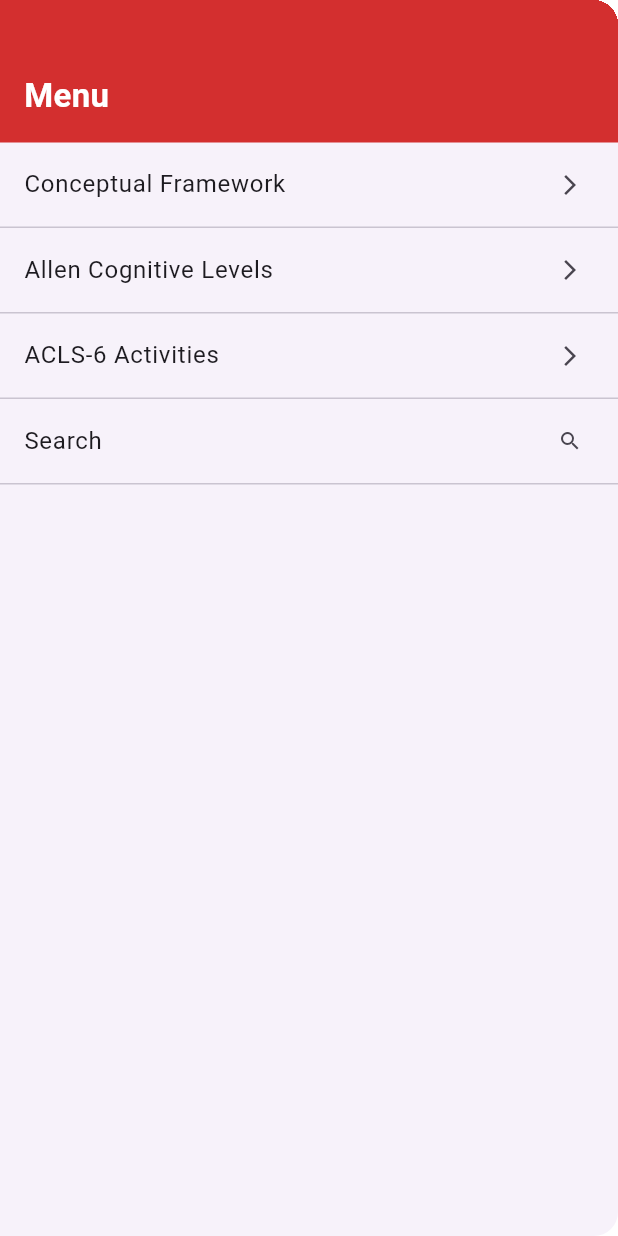
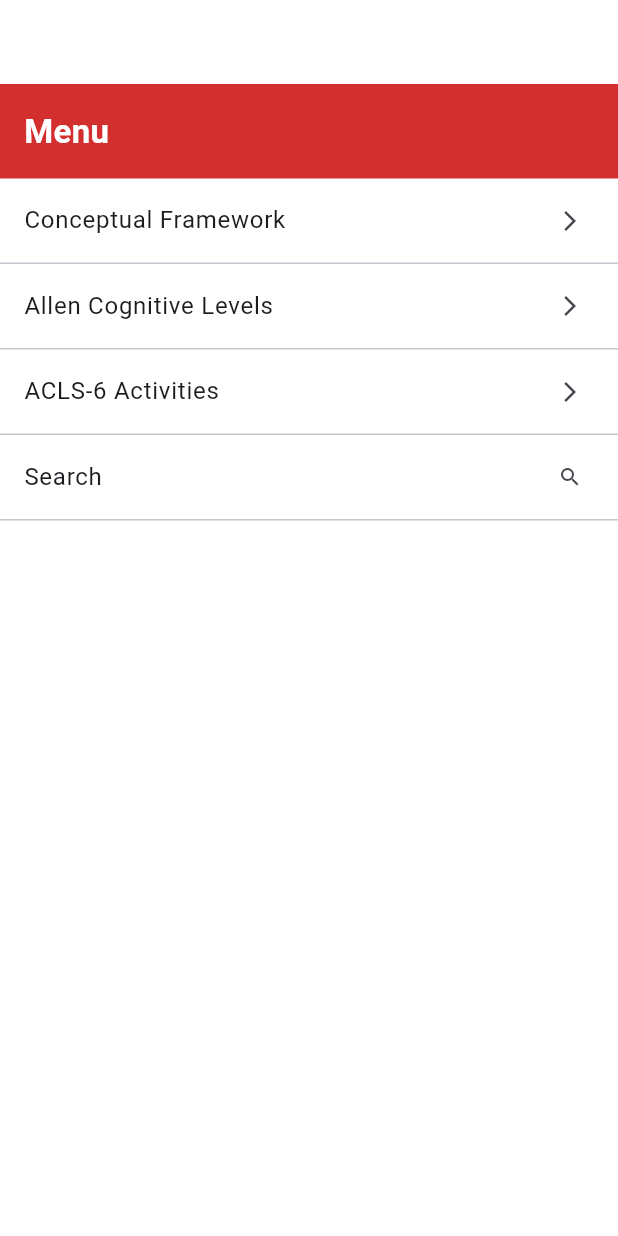
Before and after one commit to monishdeb/allenapp, a Flutter app: the LeftNavDrawer screen opened directly with empty values, on a phone screen of 412 x 824 dp. Run offline on Flutter 3.47's test engine with Material 3 defaults, Android fonts, the phone set to English and light mode, and no system bars; our stand-ins replace envied, flutter_secure_storage, flutter_svg, flutter_widget_from_html, flutter_widget_from_html_core, graphql_flutter and 3 more; missing offline and left inert: flutter_launcher_icons, flutter_platform_alert, flutter_screen_lock, flutter_web_auth_2, footer; accounts and stored records are empty; generated files the repository leaves out were written again.

Commit message:
Reduce drawer heights so AppBar remains visible when drawers are open
- LeftNavDrawer: use transparent Drawer background with kToolbarHeight
  spacer at top, content constrained to 65% of screen height
- SettingsDrawer: same transparent + height-constrained approach
- Menu (legacy drawer): same treatment for consistency across all screens

The red AppBar is now visible above both drawers when they are open.

Agent-Logs-Url: https://github.com/monishdeb/allenapp/sessions/803bdff5-356a-4e45-bc4a-f705ba6f22aa

Co-authored-by: monishdeb <3735621+monishdeb@users.noreply.github.com>

```diff
--- a/lib/widgets/left_drawer.dart
+++ b/lib/widgets/left_drawer.dart
@@ -26,14 +26,29 @@ class LeftNavDrawer extends StatelessWidget {
 
   @override
   Widget build(BuildContext context) {
+    final double drawerContentHeight =
+        MediaQuery.of(context).size.height * 0.65;
     return Drawer(
+      backgroundColor: Colors.transparent,
+      elevation: 0,
+      child: Column(
+        crossAxisAlignment: CrossAxisAlignment.start,
+        children: [
+          // Transparent space so the AppBar remains visible behind the drawer
+          SizedBox(height: kToolbarHeight),
+          // Drawer content constrained to ~65% of screen height
+          SizedBox(
+            height: drawerContentHeight,
+            child: Container(
+              color: Colors.white,
+              child: SingleChildScrollView(
                 child: Column(
                   crossAxisAlignment: CrossAxisAlignment.start,
                   children: [
                     Container(
                       color: Colors.red[700],
                       width: double.infinity,
-            padding: const EdgeInsets.fromLTRB(16, 48, 16, 16),
+                      padding: const EdgeInsets.fromLTRB(16, 16, 16, 16),
                       child: const Text(
                         'Menu',
                         style: TextStyle(
@@ -48,7 +63,8 @@ class LeftNavDrawer extends StatelessWidget {
                         'Conceptual Framework',
                         style: TextStyle(fontSize: 16),
                       ),
-            trailing: const Icon(Icons.arrow_forward_ios, size: 16),
+                      trailing:
+                          const Icon(Icons.arrow_forward_ios, size: 16),
                       onTap: () => _navigate(
                         context,
                         ConceptualFrameworksScreen(
@@ -64,7 +80,8 @@ class LeftNavDrawer extends StatelessWidget {
                         'Allen Cognitive Levels',
                         style: TextStyle(fontSize: 16),
                       ),
-            trailing: const Icon(Icons.arrow_forward_ios, size: 16),
+                      trailing:
+                          const Icon(Icons.arrow_forward_ios, size: 16),
                       onTap: () => _navigate(
                         context,
                         TaxonomyHierarchyScreen(
@@ -80,7 +97,8 @@ class LeftNavDrawer extends StatelessWidget {
                         'ACLS-6 Activities',
                         style: TextStyle(fontSize: 16),
                       ),
-            trailing: const Icon(Icons.arrow_forward_ios, size: 16),
+                      trailing:
+                          const Icon(Icons.arrow_forward_ios, size: 16),
                       onTap: () => _navigate(
                         context,
                         AclsTermsScreen(
@@ -125,6 +143,11 @@ class LeftNavDrawer extends StatelessWidget {
                     const Divider(height: 1),
                   ],
                 ),
+              ),
+            ),
+          ),
+        ],
+      ),
     );
   }
 }
```
Also changed, not shown: lib/models/menu.dart (+31 -6 lines), lib/widgets/custom_app_bar.dart (+16 -2 lines). Lines whose indentation alone changed are shown as unchanged.
